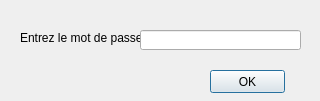
Old version of the form src/passformdialog.ui in the repository cinemaouvert/OPP.
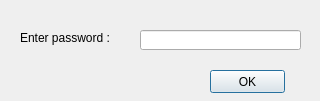
New version of the form.

Patch:
```diff
--- a/src/passformdialog.ui
+++ b/src/passformdialog.ui
@@ -29,7 +29,7 @@
     </rect>
    </property>
    <property name="text">
-    <string>Entrez le mot de passe :</string>
+    <string>Enter password : </string>
    </property>
   </widget>
   <widget class="QLineEdit" name="enterPass">
```
Left out of the diff: 3 changed lines with no effect on the pictures.
